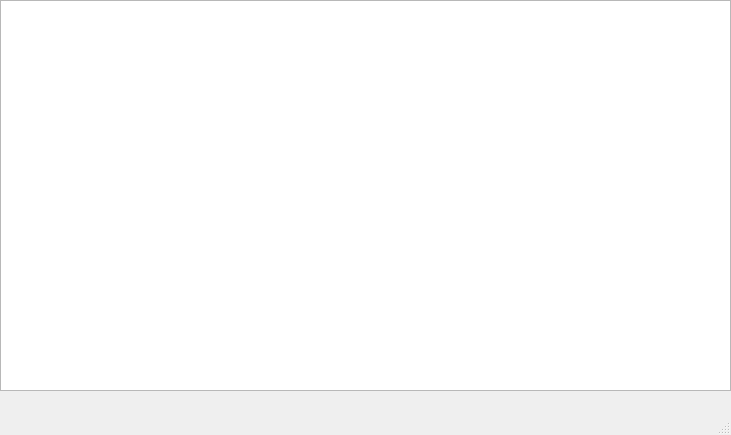
This is main.ui in DABer1805/coffee_tasks as Qt 5 draws it before an edit. The edited form follows.
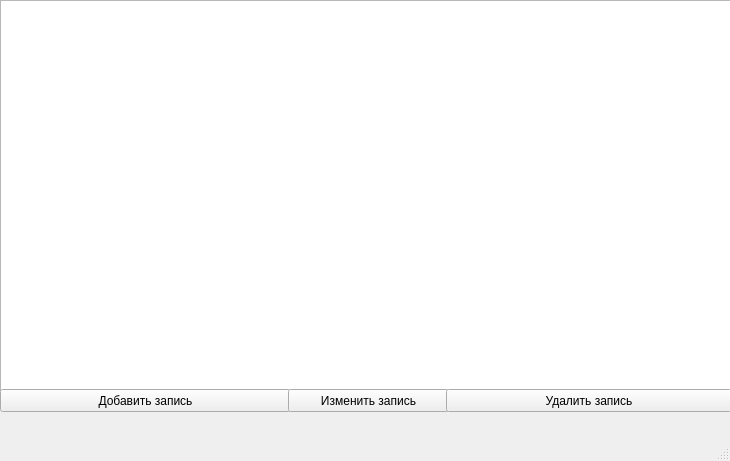
This is the edited form.

Commit message: feat: Now user can edit the database using GUI, editing is performed in a separate form. The corresponding interface files have been updated

The edit to the form file:
```diff
--- a/main.ui
+++ b/main.ui
@@ -6,8 +6,8 @@
    <rect>
     <x>0</x>
     <y>0</y>
-    <width>731</width>
-    <height>435</height>
+    <width>730</width>
+    <height>461</height>
    </rect>
   </property>
   <property name="windowTitle">
@@ -24,6 +24,45 @@
      </rect>
     </property>
    </widget>
+   <widget class="QPushButton" name="addButton">
+    <property name="geometry">
+     <rect>
+      <x>0</x>
+      <y>389</y>
+      <width>291</width>
+      <height>23</height>
+     </rect>
+    </property>
+    <property name="text">
+     <string>Добавить запись</string>
+    </property>
+   </widget>
+   <widget class="QPushButton" name="changeButton">
+    <property name="geometry">
+     <rect>
+      <x>288</x>
+      <y>389</y>
+      <width>161</width>
+      <height>23</height>
+     </rect>
+    </property>
+    <property name="text">
+     <string>Изменить запись</string>
+    </property>
+   </widget>
+   <widget class="QPushButton" name="deleteButton">
+    <property name="geometry">
+     <rect>
+      <x>446</x>
+      <y>389</y>
+      <width>286</width>
+      <height>23</height>
+     </rect>
+    </property>
+    <property name="text">
+     <string>Удалить запись</string>
+    </property>
+   </widget>
   </widget>
   <widget class="QMenuBar" name="menubar">
    <property name="geometry">
```
Left out of the diff: 4 changed lines with no effect on the pictures. The commit also changes 2 other files.
